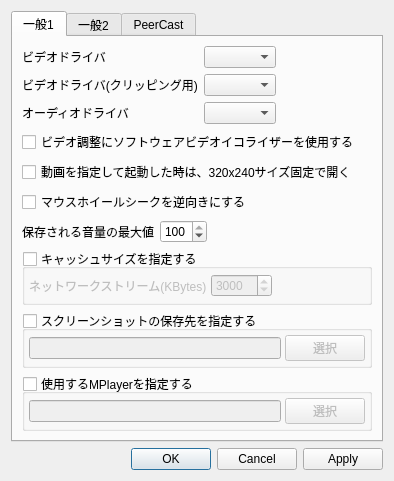
Old version of the form src/configdialog.ui in the repository nelkana/PurePlayer_As.
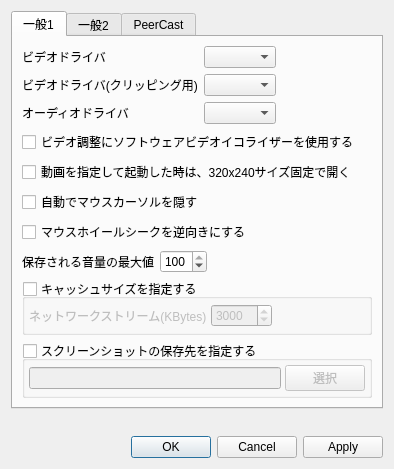
New version of the form. Custom widgets are drawn as their Qt base class.

Commit message: マウスカーソルを自動で隠す機能追加

```diff
--- a/src/configdialog.ui
+++ b/src/configdialog.ui
@@ -117,6 +117,19 @@
          </property>
         </widget>
        </item>
+       <item>
+        <widget class="QCheckBox" name="_checkBoxAutoHideMouseCursor">
+         <property name="focusPolicy">
+          <enum>Qt::NoFocus</enum>
+         </property>
+         <property name="toolTip">
+          <string>動画表示領域のマウスカーソルを一定時間後自動で隠します。</string>
+         </property>
+         <property name="text">
+          <string>自動でマウスカーソルを隠す</string>
+         </property>
+        </widget>
+       </item>
        <item>
         <widget class="QCheckBox" name="_checkBoxReverseWheelSeek">
          <property name="focusPolicy">
@@ -283,6 +296,13 @@
          </layout>
         </widget>
        </item>
+      </layout>
+     </widget>
+     <widget class="QWidget" name="tab_3">
+      <attribute name="title">
+       <string>一般2</string>
+      </attribute>
+      <layout class="QVBoxLayout" name="verticalLayout_4">
        <item>
         <widget class="QGroupBox" name="_groupBoxMplayerPath">
          <property name="toolTip">
@@ -342,13 +362,6 @@
          </layout>
         </widget>
        </item>
-      </layout>
-     </widget>
-     <widget class="QWidget" name="tab_3">
-      <attribute name="title">
-       <string>一般2</string>
-      </attribute>
-      <layout class="QVBoxLayout" name="verticalLayout_4">
        <item>
         <widget class="QGroupBox" name="_groupBoxLimitLogLine">
          <property name="toolTip">
```
The commit also changes 8 other files.
